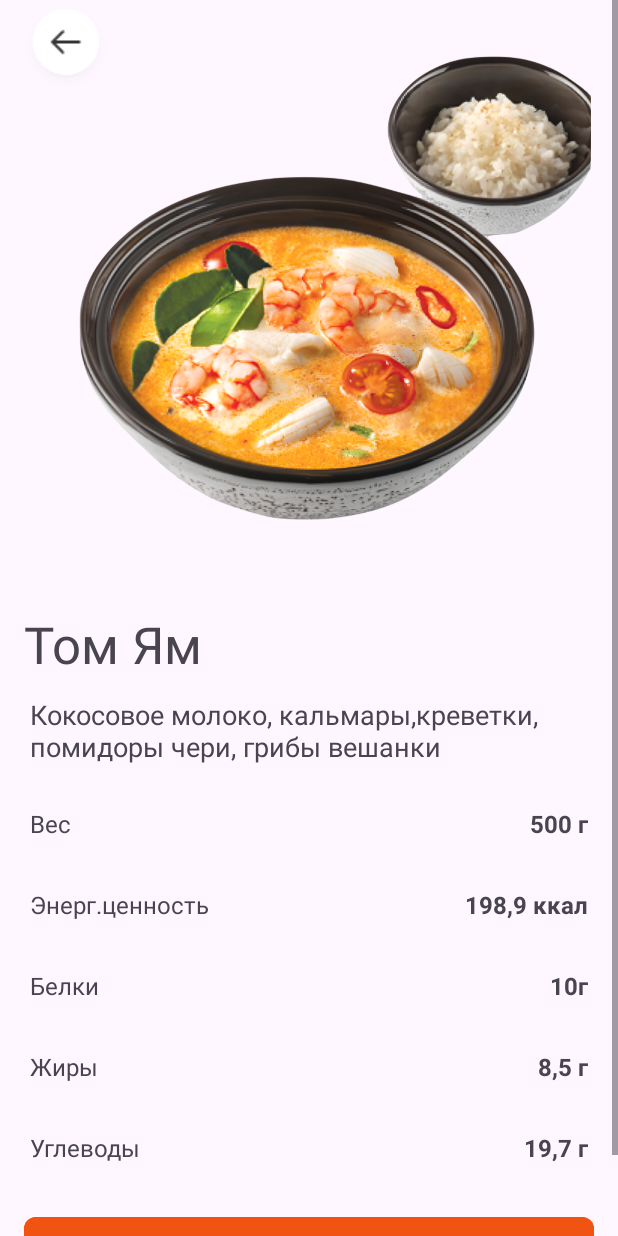
After one commit to ArturFatihov1/FoodApp, an Android app: the SecondActivity screen opened directly, with no data from a screen before it, on a phone screen of 412 x 824 dp. The commit adds this screen. Run offline under Robolectric (Android 15) with nearby library versions, the phone set to English and light mode, and no system bars.

Commit message:
add product card

```diff
--- a/app/src/main/AndroidManifest.xml
+++ b/app/src/main/AndroidManifest.xml
@@ -13,6 +13,12 @@
         android:theme="@style/Theme.Test"
         tools:targetApi="31">
         <activity
+            android:name=".SecondActivity"
+            android:exported="false" />
+        <activity
+            android:name=".DetailedActivity"
+            android:exported="false" />
+        <activity
             android:name=".MainActivity"
             android:exported="true">
             <intent-filter>
--- /dev/null
+++ b/app/src/main/java/com/example/test/AdapterDetailedFood.kt
@@ -0,0 +1,40 @@
+package com.example.test
+import android.annotation.SuppressLint
+
+import android.view.LayoutInflater
+import android.view.View
+import android.view.ViewGroup
+import android.widget.Button
+import android.widget.TextView
+import androidx.recyclerview.widget.RecyclerView
+class AdapterDetailedFood:RecyclerView.Adapter<AdapterDetailedFood.UserViewHolder>() {
+
+    var foodList1 = emptyList<DataFood>()
+
+    class UserViewHolder(view: View) : RecyclerView.ViewHolder(view) {
+            val textView:TextView = itemView.findViewById(R.id.textView5)
+            val textView1:TextView = itemView.findViewById(R.id.textView6)
+    }
+
+
+    override fun onCreateViewHolder(parent: ViewGroup, viewType: Int): UserViewHolder {
+        val view = LayoutInflater.from(parent.context).inflate(R.layout.detailed_food_list, parent, false)
+        return UserViewHolder(view)
+    }
+
+    override fun getItemCount(): Int {
+        return foodList1.size
+    }
+
+    override fun onBindViewHolder(holder: UserViewHolder, position: Int) {
+        holder.textView.text = foodList1[position].Title
+        holder.textView1.text = foodList1[position].info
+    }
+
+    @SuppressLint("NotifyDataSetChanged")
+    fun setList(list: List<DataFood>) {
+        foodList1 = list
+        notifyDataSetChanged()
+    }
+
+}
--- a/app/src/main/java/com/example/test/AdapterFood.kt
+++ b/app/src/main/java/com/example/test/AdapterFood.kt
@@ -1,6 +1,7 @@
 package com.example.test
 
 import android.annotation.SuppressLint
+import android.content.Intent
 import android.view.LayoutInflater
 import android.view.View
 import android.view.ViewGroup
@@ -8,16 +9,27 @@ import android.widget.Button
 import android.widget.TextView
 import androidx.recyclerview.widget.RecyclerView
 
-class AdapterFood: RecyclerView.Adapter<AdapterFood.UserViewHolder>()  {
+class AdapterFood : RecyclerView.Adapter<AdapterFood.UserViewHolder>() {
 
     var foodList = emptyList<DataFood>()
 
-        class UserViewHolder(view: View): RecyclerView.ViewHolder(view){
-            val title: TextView = itemView.findViewById(R.id.textView)
+    inner class UserViewHolder(view: View) : RecyclerView.ViewHolder(view) {
+        val title: TextView
+        val button: Button
+
+        init {
+            title = itemView.findViewById(R.id.textView)
+            button = itemView.findViewById(R.id.button)
+            button.setOnClickListener {
+                val intent = Intent(it.context,SecondActivity::class.java)
+                it.context.startActivity(intent)
+            }
+        }
     }
 
+
     override fun onCreateViewHolder(parent: ViewGroup, viewType: Int): UserViewHolder {
-            val view = LayoutInflater.from(parent.context).inflate(R.layout.card_food, parent , false)
+        val view = LayoutInflater.from(parent.context).inflate(R.layout.card_food, parent, false)
         return UserViewHolder(view)
     }
 
@@ -35,4 +47,5 @@ class AdapterFood: RecyclerView.Adapter<AdapterFood.UserViewHolder>()  {
         foodList = list
         notifyDataSetChanged()
     }
+
 }
--- a/app/src/main/java/com/example/test/DataFood.kt
+++ b/app/src/main/java/com/example/test/DataFood.kt
@@ -1,3 +1,3 @@
 package com.example.test
 
-data class DataFood(val Title:String)
+data class DataFood(val Title:String, val info:String)
--- a/app/src/main/java/com/example/test/MainActivity.kt
+++ b/app/src/main/java/com/example/test/MainActivity.kt
@@ -2,12 +2,7 @@ package com.example.test
 
 import android.os.Bundle
 import android.widget.Button
-import android.window.SplashScreen
-import android.window.SplashScreenView
-import androidx.activity.enableEdgeToEdge
 import androidx.appcompat.app.AppCompatActivity
-import androidx.core.view.ViewCompat
-import androidx.core.view.WindowInsetsCompat
 import androidx.recyclerview.widget.RecyclerView
 import com.example.test.databinding.ActivityMainBinding
 
@@ -15,7 +10,7 @@ class MainActivity : AppCompatActivity() {
     lateinit var binding: ActivityMainBinding
     lateinit var adapter: AdapterFood
     lateinit var recyclerView: RecyclerView
-    lateinit var btn: Button
+
 
     override fun onCreate(savedInstanceState: Bundle?) {
         super.onCreate(savedInstanceState)
@@ -23,6 +18,7 @@ class MainActivity : AppCompatActivity() {
         setContentView(binding.root)
         initial()
     }
+
 
     private fun initial() {
         recyclerView = binding.RcView
@@ -34,17 +30,17 @@ class MainActivity : AppCompatActivity() {
     fun Food(): ArrayList<DataFood> {
         val foodlist = ArrayList<DataFood>()
 
-        val card1 = DataFood("Том Ям")
+        val card1 = DataFood("Том Ям","500 г")
         foodlist.add(card1)
-        val card2 = DataFood("Название блюда")
+        val card2 = DataFood("Название блюда","500 г")
         foodlist.add(card2)
-        val card3 = DataFood("Название блюда")
+        val card3 = DataFood("Название блюда","500 г")
         foodlist.add(card3)
-        val card4 = DataFood("Название блюда")
+        val card4 = DataFood("Название блюда","500 г")
         foodlist.add(card4)
-        val card5 = DataFood("Название блюда")
+        val card5 = DataFood("Название блюда","500 г")
         foodlist.add(card5)
-        val card6 = DataFood("Название блюда")
+        val card6 = DataFood("Название блюда","500 г")
         foodlist.add(card6)
 
 
--- /dev/null
+++ b/app/src/main/java/com/example/test/SecondActivity.kt
@@ -0,0 +1,51 @@
+package com.example.test
+
+import android.content.Intent
+import android.os.Bundle
+import android.widget.Adapter
+import android.widget.ImageView
+import androidx.activity.enableEdgeToEdge
+import androidx.appcompat.app.AppCompatActivity
+import androidx.core.view.ViewCompat
+import androidx.core.view.WindowInsetsCompat
+import androidx.recyclerview.widget.RecyclerView
+import com.example.test.databinding.ActivitySecondBinding
+
+class SecondActivity : AppCompatActivity() {
+    lateinit var binding: ActivitySecondBinding
+    lateinit var recyclerView: RecyclerView
+    lateinit var adapter: AdapterDetailedFood
+    override fun onCreate(savedInstanceState: Bundle?) {
+        super.onCreate(savedInstanceState)
+        binding = ActivitySecondBinding.inflate(layoutInflater)
+        setContentView(binding.root)
+        initial()
+
+    }
+
+    private fun initial() {
+        recyclerView = binding.Recycler2
+        adapter = AdapterDetailedFood()
+        recyclerView.adapter = adapter
+        adapter.setList(Food())
+    }
+
+    fun Food(): ArrayList<DataFood> {
+        val foodLt = ArrayList<DataFood>()
+
+        val card1 = DataFood("Вес","500 г")
+        foodLt.add(card1)
+        val card2 = DataFood("Энерг.ценность","198,9 ккал")
+        foodLt.add(card2)
+        val card3 = DataFood("Белки","10г")
+        foodLt.add(card3)
+        val card4 = DataFood("Жиры","8,5 г")
+        foodLt.add(card4)
+        val card5 = DataFood("Углеводы","19,7 г")
+        foodLt.add(card5)
+
+
+
+        return foodLt
+    }
+}
--- a/app/src/main/java/com/example/test/SplashScreen.java
+++ /dev/null
@@ -1,14 +0,0 @@
-package com.example.test;
-
-import android.app.Activity;
-import android.os.Bundle;
-
-import androidx.annotation.Nullable;
-import androidx.appcompat.app.AppCompatActivity;
-
-public class SplashScreen extends AppCompatActivity {
-    @Override
-    protected void onCreate(@Nullable Bundle savedInstanceState) {
-        super.onCreate(savedInstanceState);
-    }
-}
--- a/app/src/main/res/layout/activity_main.xml
+++ b/app/src/main/res/layout/activity_main.xml
@@ -10,7 +10,6 @@
     <include
         android:id="@+id/include"
         layout="@layout/my_toolbar"
-        app:layout_constraintEnd_toEndOf="parent"
         app:layout_constraintStart_toStartOf="parent"
         app:layout_constraintTop_toTopOf="parent" />
 
@@ -21,7 +20,6 @@
         android:layout_marginTop="8dp"
         android:scrollbars="none"
         app:layout_constraintEnd_toEndOf="parent"
-        app:layout_constraintHorizontal_bias="1.0"
         app:layout_constraintStart_toStartOf="parent"
         app:layout_constraintTop_toBottomOf="@+id/include">
 
@@ -88,21 +86,24 @@
         </com.google.android.material.chip.ChipGroup>
     </HorizontalScrollView>
 
+
+
     <androidx.recyclerview.widget.RecyclerView
-        android:divider="@android:color/transparent"
+        android:paddingLeft="24dp"
+        android:paddingRight="20dp"
         android:id="@+id/RcView"
         android:layout_width="match_parent"
-        android:layout_height="550dp"
-        android:layout_marginLeft="20dp"
-        android:layout_marginTop="15dp"
-        android:layout_marginRight="20dp"
+        android:layout_height="wrap_content"
+        android:layout_marginTop="20dp"
+        android:divider="@android:color/transparent"
         app:layoutManager="androidx.recyclerview.widget.GridLayoutManager"
-        app:layout_constraintBottom_toBottomOf="parent"
+        android:orientation="vertical"
+        android:gravity="center"
         app:layout_constraintEnd_toEndOf="parent"
         app:layout_constraintStart_toStartOf="parent"
         app:layout_constraintTop_toBottomOf="@+id/horizontalScrollView"
         app:spanCount="2"
-        tools:listitem="@layout/card_food" >
+        tools:listitem="@layout/card_food">
 
     </androidx.recyclerview.widget.RecyclerView>
 
--- /dev/null
+++ b/app/src/main/res/layout/activity_second.xml
@@ -0,0 +1,99 @@
+<?xml version="1.0" encoding="utf-8"?>
+
+<androidx.constraintlayout.widget.ConstraintLayout xmlns:android="http://schemas.android.com/apk/res/android"
+    xmlns:app="http://schemas.android.com/apk/res-auto"
+    xmlns:tools="http://schemas.android.com/tools"
+    android:id="@+id/main"
+    android:layout_width="match_parent"
+    android:layout_height="match_parent"
+    tools:context=".SecondActivity">
+
+    <ScrollView
+        android:layout_width="match_parent"
+        android:layout_height="match_parent">
+
+<androidx.constraintlayout.widget.ConstraintLayout
+    android:layout_width="match_parent"
+    android:layout_height="match_parent">
+
+    <ImageView
+        android:id="@+id/imageViewBack"
+        android:layout_width="wrap_content"
+        android:layout_height="wrap_content"
+        android:layout_marginStart="16dp"
+        android:layout_marginTop="4dp"
+        android:src="@drawable/button_back"
+        app:layout_constraintStart_toStartOf="parent"
+        app:layout_constraintTop_toTopOf="parent" />
+
+    <ImageView
+        android:id="@+id/imageView3"
+        android:layout_width="375dp"
+        android:layout_height="375dp"
+        android:layout_marginTop="4dp"
+        android:src="@drawable/photo"
+        app:layout_constraintEnd_toEndOf="parent"
+        app:layout_constraintStart_toStartOf="parent"
+        app:layout_constraintTop_toTopOf="parent" />
+
+    <TextView
+        android:id="@+id/textView3"
+        android:layout_width="wrap_content"
+        android:layout_height="wrap_content"
+        android:layout_marginStart="16dp"
+        android:layout_marginTop="27dp"
+        android:text="Том Ям"
+        android:textSize="34sp"
+        app:layout_constraintStart_toStartOf="parent"
+        app:layout_constraintTop_toBottomOf="@+id/imageView3" />
+
+    <TextView
+        android:id="@+id/textView4"
+        android:layout_width="wrap_content"
+        android:layout_height="wrap_content"
+        android:layout_marginStart="20dp"
+        android:layout_marginTop="12dp"
+        android:text="Кокосовое молоко, кальмары,креветки,\nпомидоры чери, грибы вешанки"
+        android:textSize="18sp"
+        app:layout_constraintStart_toStartOf="parent"
+        app:layout_constraintTop_toBottomOf="@+id/textView3" />
+
+    <androidx.recyclerview.widget.RecyclerView
+        android:layout_marginLeft="20dp"
+        android:layout_marginRight="20dp"
+        app:layoutManager="androidx.recyclerview.widget.LinearLayoutManager"
+        android:id="@+id/Recycler2"
+        android:layout_width="match_parent"
+        android:layout_height="wrap_content"
+        app:layout_constraintEnd_toEndOf="parent"
+        app:layout_constraintStart_toStartOf="parent"
+        app:layout_constraintTop_toTopOf="@+id/guideline" />
+
+    <androidx.constraintlayout.widget.Guideline
+        android:id="@+id/guideline"
+        android:layout_width="wrap_content"
+        android:layout_height="wrap_content"
+        android:orientation="horizontal"
+        app:layout_constraintGuide_begin="522dp" />
+
+    <Button
+        android:padding="16dp"
+        android:layout_marginRight="16dp"
+        android:layout_marginLeft="16dp"
+        android:layout_marginTop="15dp"
+        android:layout_marginBottom="15dp"
+        android:id="@+id/button2"
+        android:layout_width="match_parent"
+        android:layout_height="wrap_content"
+        android:backgroundTint="@color/red_splash"
+        android:text="В корзину за 720 ₽"
+        app:cornerRadius="8dp"
+        app:layout_constraintBottom_toBottomOf="parent"
+        app:layout_constraintEnd_toEndOf="parent"
+        app:layout_constraintStart_toStartOf="parent"
+        app:layout_constraintTop_toBottomOf="@+id/Recycler2" />
+
+</androidx.constraintlayout.widget.ConstraintLayout>
+    </ScrollView>
+
+</androidx.constraintlayout.widget.ConstraintLayout>
--- a/app/src/main/res/layout/card_food.xml
+++ b/app/src/main/res/layout/card_food.xml
@@ -2,7 +2,6 @@
 
 <androidx.constraintlayout.widget.ConstraintLayout xmlns:android="http://schemas.android.com/apk/res/android"
     xmlns:app="http://schemas.android.com/apk/res-auto"
-    xmlns:tools="http://schemas.android.com/tools"
     android:layout_width="170dp"
     android:layout_height="290dp"
     android:background="#F5F5F5">
@@ -39,7 +38,8 @@
         android:text="500 г"
         app:layout_constraintBottom_toTopOf="@+id/button"
         app:layout_constraintStart_toStartOf="@+id/textView"
-        app:layout_constraintTop_toBottomOf="@+id/textView" />
+        app:layout_constraintTop_toBottomOf="@+id/textView"
+        />
 
     <Button
         android:textStyle="bold"
@@ -55,6 +55,6 @@
         app:layout_constraintBottom_toBottomOf="parent"
         app:layout_constraintEnd_toEndOf="parent"
         app:layout_constraintStart_toStartOf="parent"
-        app:layout_constraintTop_toBottomOf="@+id/textView2" />
+        app:layout_constraintTop_toBottomOf="@+id/textView2"/>
 
 </androidx.constraintlayout.widget.ConstraintLayout>
--- /dev/null
+++ b/app/src/main/res/layout/detailed_food_list.xml
@@ -0,0 +1,35 @@
+<?xml version="1.0" encoding="utf-8"?>
+<androidx.constraintlayout.widget.ConstraintLayout xmlns:android="http://schemas.android.com/apk/res/android"
+    xmlns:app="http://schemas.android.com/apk/res-auto"
+    xmlns:tools="http://schemas.android.com/tools"
+    android:layout_width="match_parent"
+    android:layout_height="wrap_content">
+
+    <TextView
+        android:layout_marginTop="16dp"
+        android:layout_marginBottom="16dp"
+        android:id="@+id/textView5"
+        android:layout_width="wrap_content"
+        android:layout_height="wrap_content"
+        android:text="Вес"
+        android:textSize="16sp"
+        app:layout_constraintBottom_toBottomOf="parent"
+        app:layout_constraintStart_toStartOf="parent"
+        app:layout_constraintTop_toTopOf="parent" />
+
+    <TextView
+        android:layout_marginTop="16dp"
+        android:layout_marginBottom="16dp"
+        android:id="@+id/textView6"
+        android:layout_width="wrap_content"
+        android:layout_height="wrap_content"
+        android:text="400 г"
+        android:textSize="16dp"
+        android:textStyle="bold"
+        app:layout_constraintBottom_toBottomOf="parent"
+        app:layout_constraintEnd_toEndOf="parent"
+        app:layout_constraintTop_toTopOf="parent" />
+
+
+
+</androidx.constraintlayout.widget.ConstraintLayout>
--- a/app/src/main/res/values/strings.xml
+++ b/app/src/main/res/values/strings.xml
@@ -1,3 +1,5 @@
 <resources>
     <string name="app_name">Test</string>
+    <!-- TODO: Remove or change this placeholder text -->
+    <string name="hello_blank_fragment">Hello blank fragment</string>
 </resources>
```
Also changed, not shown: app/src/main/res/drawable/button_back.png (added), 2 other files. Lines whose indentation alone changed are shown as unchanged.
